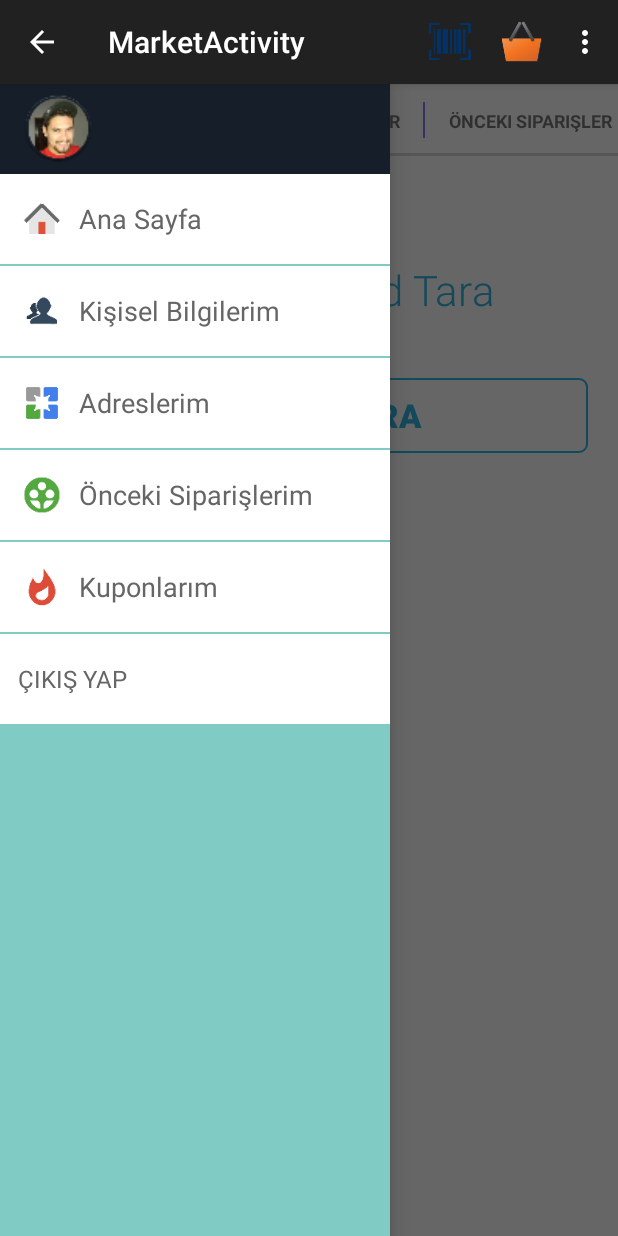
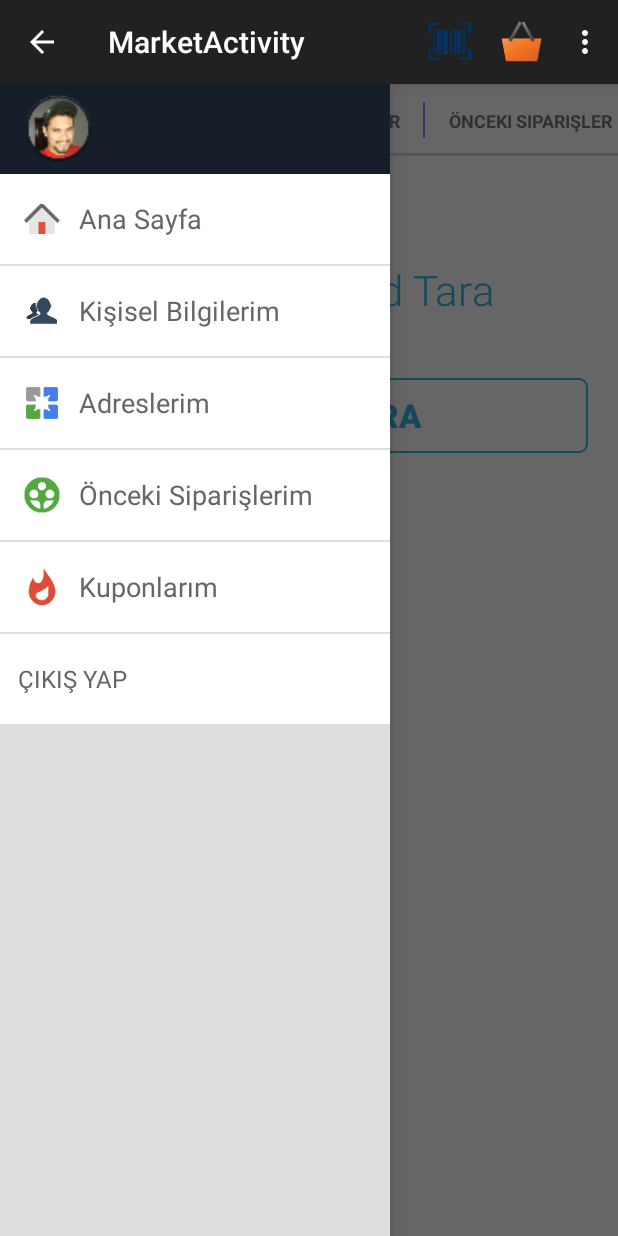
Before and after one commit to QRMarket/Android_v2, an Android app: the BarcodeFragment screen opened directly, with no data from a screen before it, with the side drawer open, on a phone screen of 412 x 824 dp. Run offline under Robolectric (Android 15) with nearby library versions, the phone set to English and light mode, and no system bars; 2 statements that could not run were skipped.

Commit message:
First Commit "Color was fixed and drawer menu colors changed"

```diff
--- a/app/build.gradle
+++ b/app/build.gradle
@@ -6,8 +6,8 @@ android {
 
     defaultConfig {
         applicationId "com.qr_market"
-        minSdkVersion 19
-        targetSdkVersion 21
+        minSdkVersion 17
+        targetSdkVersion 17
         versionCode 1
         versionName "1.0"
     }
@@ -29,6 +29,6 @@ android {
 
 dependencies {
     compile fileTree(dir: 'libs', include: ['*/*.jar'])
-    compile 'com.android.support:appcompat-v7:21.0.3'
+    compile 'com.android.support:appcompat-v7:18.0.0'
     compile 'com.android.support:support-v4:21.0.3'
 }
--- a/app/src/main/java/com/qr_market/Guppy.java
+++ b/app/src/main/java/com/qr_market/Guppy.java
@@ -8,7 +8,7 @@ package com.qr_market;
 public class Guppy {
 
     public static String url_scheme             = "http://";
-    public static String url_server             = url_scheme + "192.168.2.53";
+    public static String url_server             = url_scheme + "193.140.63.162";
     public static String url_serverPort         = url_server + ":8080";
     public static String url                    = url_serverPort + "/QR_Market_Web";
     public static String url_Servlet_Auth       = url + "/Auth";
--- a/app/src/main/res/layout/navigation_item_counter.xml
+++ b/app/src/main/res/layout/navigation_item_counter.xml
@@ -5,7 +5,7 @@
     android:layout_height="match_parent"
     android:paddingRight="15dp"
     android:orientation="vertical"
-    android:background="@color/navigation_items">
+    android:background="@color/backgroud_user">
 
     <RelativeLayout
         android:layout_width="match_parent"
--- a/app/src/main/res/layout/navigation_main.xml
+++ b/app/src/main/res/layout/navigation_main.xml
@@ -89,7 +89,7 @@
                 android:layout_width="@dimen/navigation_layout_width"
                 android:layout_height="match_parent"
                 android:layout_gravity="start"
-                android:background="@color/accent_material_dark"
+                android:background="@color/white_transparent"
                 android:cacheColorHint="@color/transparent"
                 android:choiceMode="singleChoice"
                 android:divider="@android:color/transparent"
```
Also changed, not shown: 1 other file.
